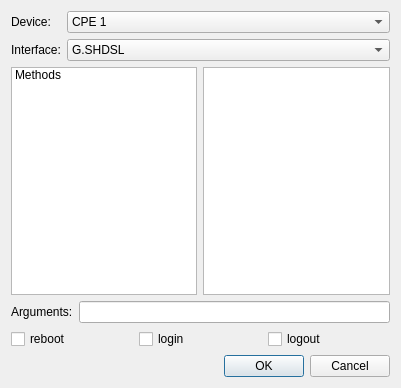
Qt form view/send_cli.ui (fbarden/TestGen) before a commit.
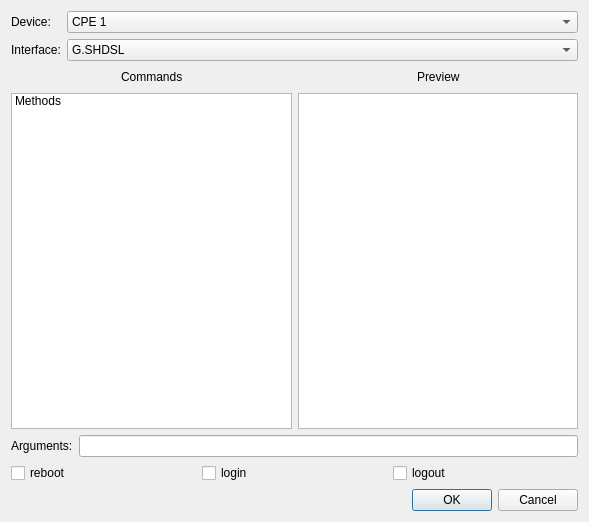
The same form after that commit.

Commit message: [Testcases-Integracao] Update the SendCLI design file to the dialog version.

```diff
--- a/view/send_cli.ui
+++ b/view/send_cli.ui
@@ -1,16 +1,13 @@
 <?xml version="1.0" encoding="UTF-8"?>
 <ui version="4.0">
- <class>sendCLIForm</class>
- <widget class="QWidget" name="sendCLIForm">
-  <property name="windowModality">
-   <enum>Qt::ApplicationModal</enum>
-  </property>
+ <class>sendCLIDialog</class>
+ <widget class="QDialog" name="sendCLIDialog">
   <property name="geometry">
    <rect>
     <x>0</x>
     <y>0</y>
-    <width>401</width>
-    <height>388</height>
+    <width>589</width>
+    <height>522</height>
    </rect>
   </property>
   <property name="windowTitle">
@@ -78,8 +75,47 @@
     </layout>
    </item>
    <item>
+    <layout class="QHBoxLayout" name="horizontalLayout_3">
+     <item>
+      <layout class="QVBoxLayout" name="verticalLayout_2">
+       <item>
     <layout class="QHBoxLayout" name="horizontalLayout">
      <item>
+          <spacer name="horizontalSpacer">
+           <property name="orientation">
+            <enum>Qt::Horizontal</enum>
+           </property>
+           <property name="sizeHint" stdset="0">
+            <size>
+             <width>40</width>
+             <height>20</height>
+            </size>
+           </property>
+          </spacer>
+         </item>
+         <item>
+          <widget class="QLabel" name="commandsLabel">
+           <property name="text">
+            <string>Commands</string>
+           </property>
+          </widget>
+         </item>
+         <item>
+          <spacer name="horizontalSpacer_2">
+           <property name="orientation">
+            <enum>Qt::Horizontal</enum>
+           </property>
+           <property name="sizeHint" stdset="0">
+            <size>
+             <width>40</width>
+             <height>20</height>
+            </size>
+           </property>
+          </spacer>
+         </item>
+        </layout>
+       </item>
+       <item>
       <widget class="QListWidget" name="methodList">
        <property name="accessibleName">
         <string notr="true"/>
@@ -100,6 +136,47 @@
        </item>
       </widget>
      </item>
+      </layout>
+     </item>
+     <item>
+      <layout class="QVBoxLayout" name="verticalLayout_3">
+       <item>
+        <layout class="QHBoxLayout" name="horizontalLayout_2">
+         <item>
+          <spacer name="horizontalSpacer_3">
+           <property name="orientation">
+            <enum>Qt::Horizontal</enum>
+           </property>
+           <property name="sizeHint" stdset="0">
+            <size>
+             <width>40</width>
+             <height>20</height>
+            </size>
+           </property>
+          </spacer>
+         </item>
+         <item>
+          <widget class="QLabel" name="previewLabel">
+           <property name="text">
+            <string>Preview</string>
+           </property>
+          </widget>
+         </item>
+         <item>
+          <spacer name="horizontalSpacer_4">
+           <property name="orientation">
+            <enum>Qt::Horizontal</enum>
+           </property>
+           <property name="sizeHint" stdset="0">
+            <size>
+             <width>40</width>
+             <height>20</height>
+            </size>
+           </property>
+          </spacer>
+         </item>
+        </layout>
+       </item>
      <item>
       <widget class="QTextEdit" name="previewTextEdit">
        <property name="accessibleName">
@@ -112,6 +189,8 @@
      </item>
     </layout>
    </item>
+    </layout>
+   </item>
    <item>
     <layout class="QGridLayout" name="gridLayout">
      <item row="0" column="0">
@@ -172,8 +251,8 @@
    </item>
    <item>
     <widget class="QDialogButtonBox" name="buttonBox">
-     <property name="accessibleName">
-      <string notr="true"/>
+     <property name="orientation">
+      <enum>Qt::Horizontal</enum>
      </property>
      <property name="standardButtons">
       <set>QDialogButtonBox::Cancel|QDialogButtonBox::Ok</set>
```
Left out of the diff: 37 changed lines with no effect on the pictures. Lines whose indentation alone changed are shown as unchanged.
